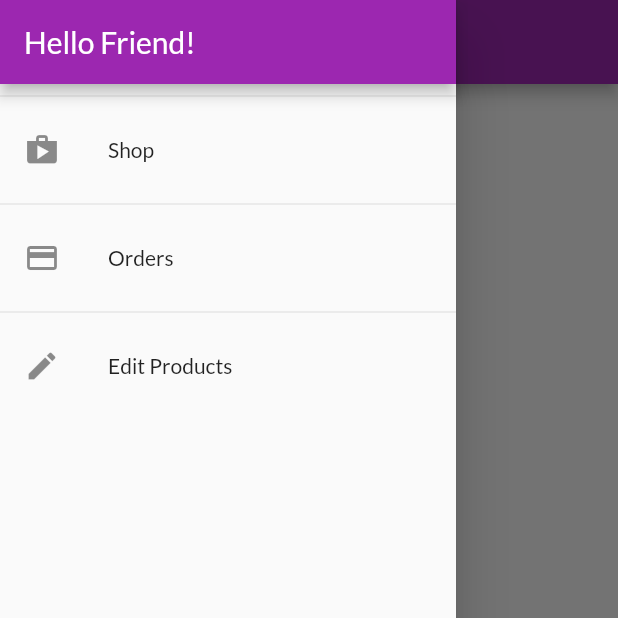
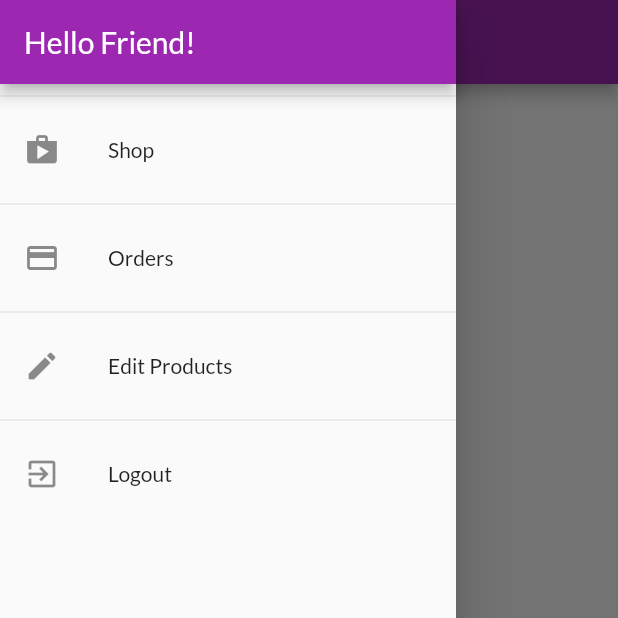
Before and after one commit to MatthieuNadeau96/Flutter_shop_app, a Flutter app: the OrdersScreen screen opened by its route, with the side drawer open, on a phone screen of 412 x 824 dp, the top half of it. Run offline on Flutter 3.47's test engine with Material 2 defaults, Android fonts, the phone set to English and light mode, and no system bars; network calls fail.

Commit message:
Adding Logout Functionality

```diff
--- a/lib/widgets/app_drawer.dart
+++ b/lib/widgets/app_drawer.dart
@@ -1,7 +1,9 @@
 import 'package:flutter/material.dart';
+import 'package:provider/provider.dart';
 
 import '../screens/user_products_screen.dart';
 import '../screens/orders_screen.dart';
+import '../providers/auth.dart';
 
 class AppDrawer extends StatelessWidget {
   @override
@@ -37,6 +39,15 @@ class AppDrawer extends StatelessWidget {
               Navigator.of(context).pushNamed(UserProductsScreen.routeName);
             },
           ),
+          Divider(),
+          ListTile(
+            leading: Icon(Icons.exit_to_app),
+            title: Text('Logout'),
+            onTap: () {
+              Navigator.of(context).pop();
+              Provider.of<Auth>(context, listen: false).logout();
+            },
+          ),
         ],
       ),
     );
```
Also changed, not shown: lib/providers/auth.dart (+7 -0 lines).
